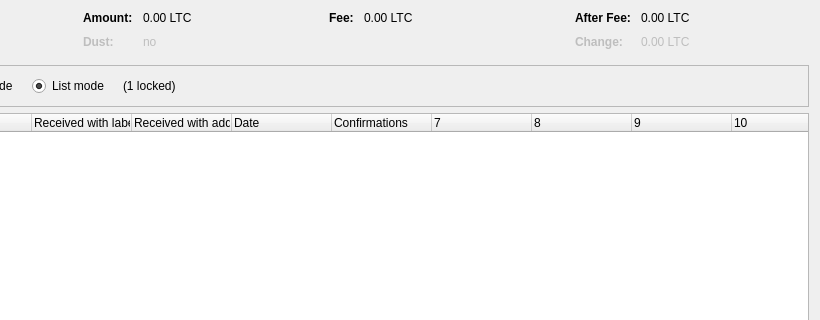
Qt form src/qt/forms/coincontroldialog.ui (sarmadmakhdoom/cellcoin) before a commit; both pictures show x 180 to 1000 and y 0 to 320 of the 1000 by 500 pixel window.
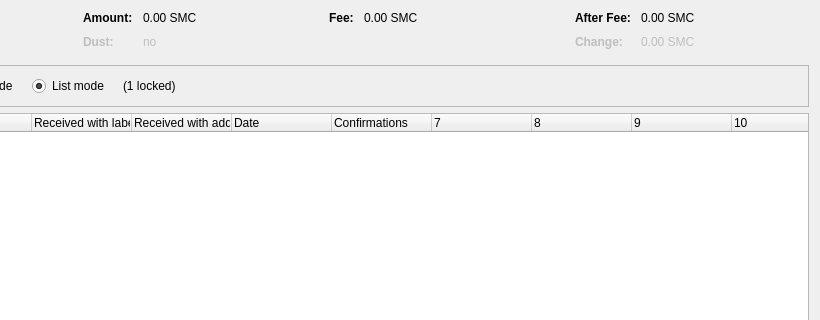
The same form after that commit. Custom widgets are drawn as their Qt base class.

```diff
--- a/src/qt/forms/coincontroldialog.ui
+++ b/src/qt/forms/coincontroldialog.ui
@@ -132,7 +132,7 @@
           <enum>Qt::ActionsContextMenu</enum>
          </property>
          <property name="text">
-          <string notr="true">0.00 LTC</string>
+          <string notr="true">0.00 SMC</string>
          </property>
          <property name="textInteractionFlags">
           <set>Qt::LinksAccessibleByMouse|Qt::TextSelectableByKeyboard|Qt::TextSelectableByMouse</set>
@@ -212,7 +212,7 @@
           <enum>Qt::ActionsContextMenu</enum>
          </property>
          <property name="text">
-          <string notr="true">0.00 LTC</string>
+          <string notr="true">0.00 SMC</string>
          </property>
          <property name="textInteractionFlags">
           <set>Qt::LinksAccessibleByMouse|Qt::TextSelectableByKeyboard|Qt::TextSelectableByMouse</set>
@@ -257,7 +257,7 @@
           <enum>Qt::ActionsContextMenu</enum>
          </property>
          <property name="text">
-          <string notr="true">0.00 LTC</string>
+          <string notr="true">0.00 SMC</string>
          </property>
          <property name="textInteractionFlags">
           <set>Qt::LinksAccessibleByMouse|Qt::TextSelectableByKeyboard|Qt::TextSelectableByMouse</set>
@@ -292,7 +292,7 @@
           <enum>Qt::ActionsContextMenu</enum>
          </property>
          <property name="text">
-          <string notr="true">0.00 LTC</string>
+          <string notr="true">0.00 SMC</string>
          </property>
          <property name="textInteractionFlags">
           <set>Qt::LinksAccessibleByMouse|Qt::TextSelectableByKeyboard|Qt::TextSelectableByMouse</set>
```
